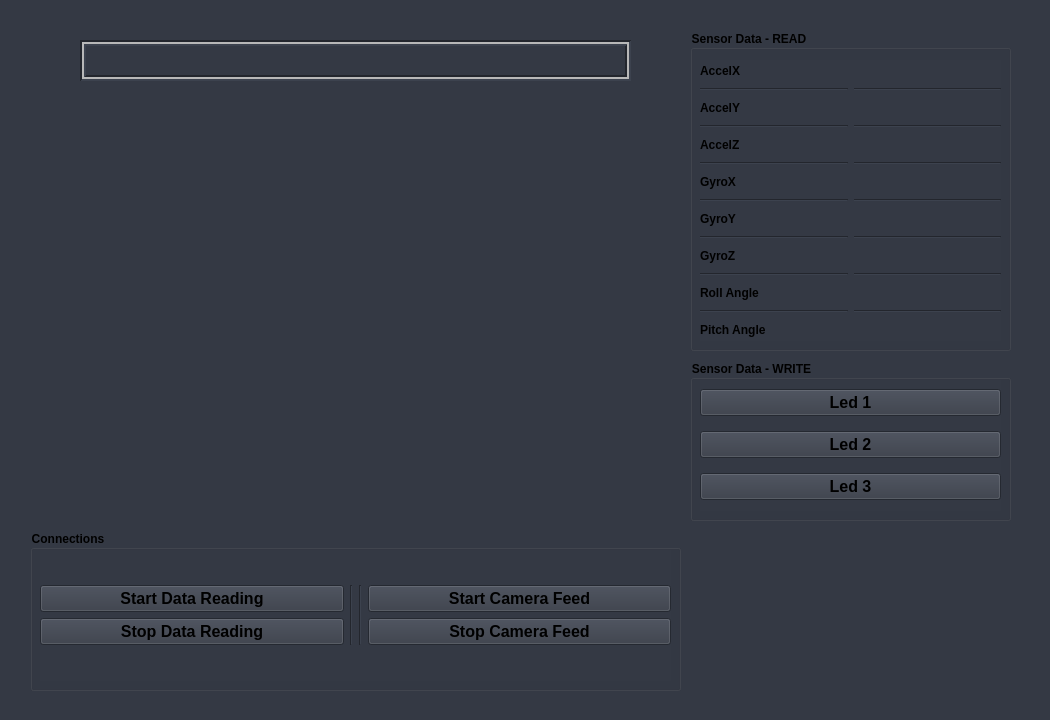
The window that version_two/sensor_camera_gui2.ui (qdilmac/gcs_gui) describes before a commit, drawn with Qt 5.
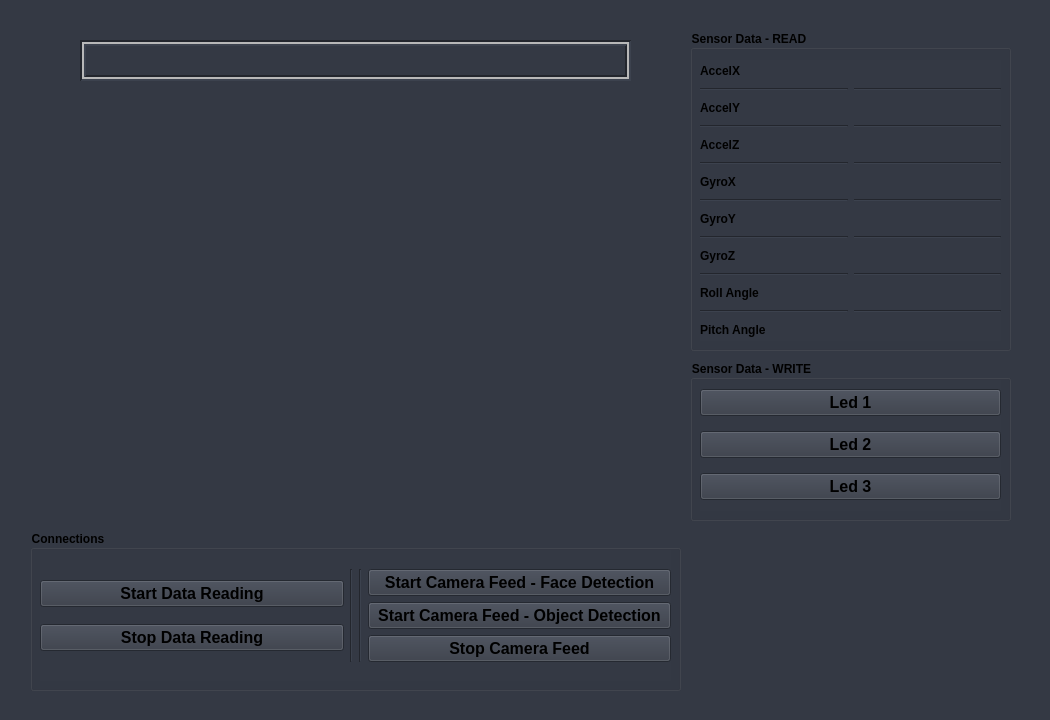
The same window after the commit.

Commit message: trained my own yolo model and implemented it into the gui

What changed in the file:
```diff
--- a/version_two/sensor_camera_gui2.ui
+++ b/version_two/sensor_camera_gui2.ui
@@ -426,20 +426,7 @@
      <layout class="QGridLayout" name="gridLayout_4">
       <item row="0" column="3">
        <layout class="QGridLayout" name="gridLayout_6">
-        <item row="0" column="0">
-         <widget class="QPushButton" name="camerastart_button">
-          <property name="font">
-           <font>
-            <pointsize>12</pointsize>
-            <bold>true</bold>
-           </font>
-          </property>
-          <property name="text">
-           <string>Start Camera Feed</string>
-          </property>
-         </widget>
-        </item>
-        <item row="1" column="0">
+        <item row="2" column="0">
          <widget class="QPushButton" name="camerastop_button">
           <property name="font">
            <font>
@@ -452,6 +439,32 @@
           </property>
          </widget>
         </item>
+        <item row="0" column="0">
+         <widget class="QPushButton" name="camerastart_button_face">
+          <property name="font">
+           <font>
+            <pointsize>12</pointsize>
+            <bold>true</bold>
+           </font>
+          </property>
+          <property name="text">
+           <string>Start Camera Feed - Face Detection</string>
+          </property>
+         </widget>
+        </item>
+        <item row="1" column="0">
+         <widget class="QPushButton" name="camerastart_button_object">
+          <property name="font">
+           <font>
+            <pointsize>12</pointsize>
+            <bold>true</bold>
+           </font>
+          </property>
+          <property name="text">
+           <string>Start Camera Feed - Object Detection</string>
+          </property>
+         </widget>
+        </item>
        </layout>
       </item>
       <item row="0" column="1">
```
The commit also changes 3 other files.
